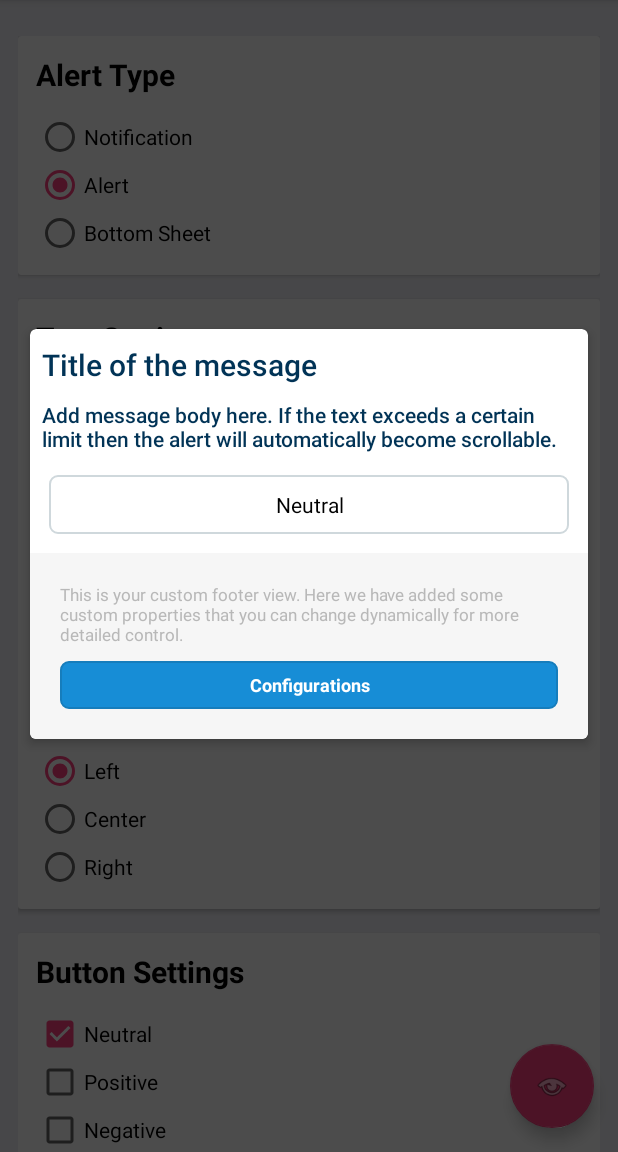
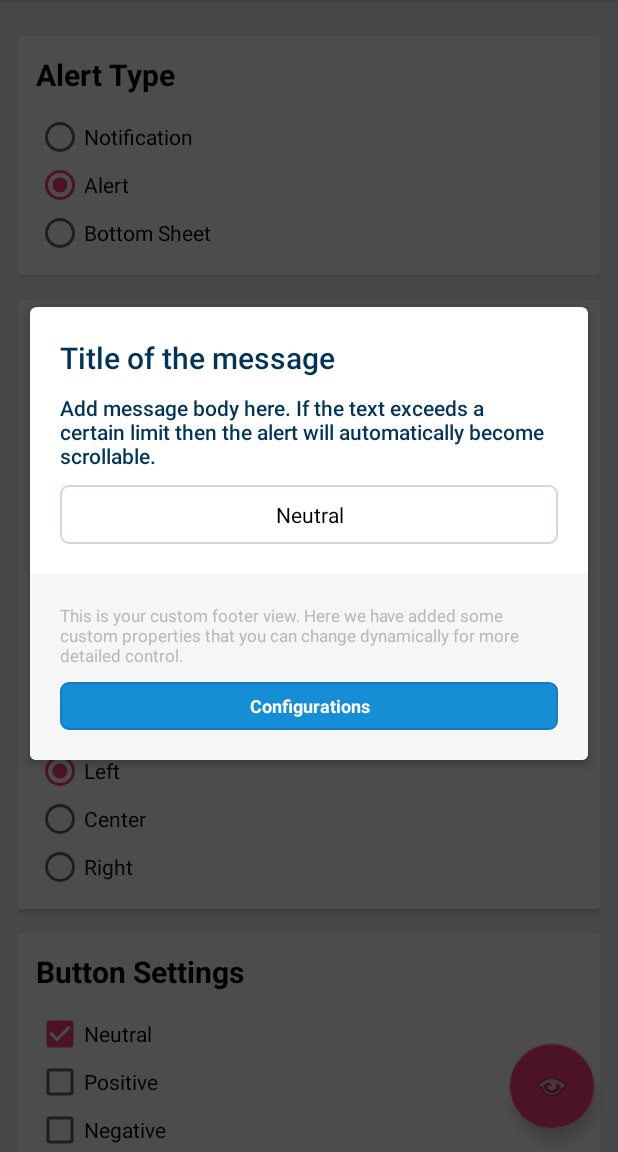
Before and after one commit to Codigami/CFAlertDialog, an Android app: the screen it shows after launch (StartActivity), after a tap on an icon or button, on a phone screen of 412 x 824 dp, the part 84-1236 px from its top. Run offline under Robolectric (Android 15) with nearby library versions, the phone set to English and light mode, and no system bars; our stand-ins replace ButterKnife.

Commit message:
UI tweaks for the Alert view content to match the iOS version.

```diff
--- a/cfalertdialog/src/main/java/com/crowdfire/cfalertdialog/CFAlertDialog.java
+++ b/cfalertdialog/src/main/java/com/crowdfire/cfalertdialog/CFAlertDialog.java
@@ -367,7 +367,6 @@ public class CFAlertDialog extends AppCompatDialog {
         } else {
             cfDialogHeaderLinearLayout.setVisibility(View.GONE);
         }
-        fixDialogPadding();
     }
 
     public void setHeaderView(@LayoutRes int headerResId) {
@@ -430,28 +429,12 @@ public class CFAlertDialog extends AppCompatDialog {
         } else {
             cfDialogFooterLinearLayout.setVisibility(View.GONE);
         }
-        fixDialogPadding();
     }
 
     public void setFooterView(@LayoutRes int footerResId) {
         LayoutInflater layoutInflater = (LayoutInflater) getContext().getSystemService(Context.LAYOUT_INFLATER_SERVICE);
         View view = layoutInflater.inflate(footerResId, null);
         setFooterView(view);
-    }
-
-    private void fixDialogPadding() {
-        int topPadding, bottomPadding;
-        if (cfDialogFooterLinearLayout.getChildCount() == 0) {
-            bottomPadding = (int) getContext().getResources().getDimension(R.dimen.cfdialog_footer_top_margin_half);
-        } else {
-            bottomPadding = 0;
-        }
-        if (cfDialogHeaderLinearLayout.getChildCount() == 0) {
-            topPadding = (int) getContext().getResources().getDimension(R.dimen.cfdialog_header_bottom_margin_half);
-        } else {
-            topPadding = 0;
-        }
-        dialogCardView.setContentPadding(0, topPadding, 0, bottomPadding);
     }
 
     private void setViewEnabled(ViewGroup layout, boolean enabled) {
@@ -470,6 +453,7 @@ public class CFAlertDialog extends AppCompatDialog {
         buttonContainerLinearLayout.removeAllViews();
         if (buttons.size() > 0) {
             for (int i = 0; i < buttons.size(); i++) {
+
                 View buttonView = createButton(context, buttons.get(i));
                 buttonContainerLinearLayout.addView(buttonView);
             }
@@ -515,9 +499,6 @@ public class CFAlertDialog extends AppCompatDialog {
                 buttonParams.gravity = Gravity.END;
                 break;
         }
-        int margin = ((int) buttonView.getResources().getDimension(R.dimen.cfdialog_internal_spacing_half));
-        buttonParams.setMargins(margin, margin, margin, margin);
-        buttonView.setLayoutParams(buttonParams);
 
         int padding = ((int) buttonView.getResources().getDimension(R.dimen.cfdialog_button_padding));
         buttonView.setPadding(padding, padding, padding, padding);
--- /dev/null
+++ b/cfalertdialog/src/main/res/drawable/cfdialog_buttons_spacing.xml
@@ -0,0 +1,5 @@
+<?xml version="1.0" encoding="utf-8"?>
+<shape xmlns:android="http://schemas.android.com/apk/res/android">
+
+    <size android:height="@dimen/cfdialog_internal_spacing" android:width="0dp" />
+</shape>
--- /dev/null
+++ b/cfalertdialog/src/main/res/drawable/cfdialog_content_spacing.xml
@@ -0,0 +1,5 @@
+<?xml version="1.0" encoding="utf-8"?>
+<shape xmlns:android="http://schemas.android.com/apk/res/android">
+
+    <size android:width="0dp" android:height="@dimen/cfdialog_internal_spacing" />
+</shape>
--- a/cfalertdialog/src/main/res/drawable/cfdialog_negative_button_background_drawable.xml
+++ b/cfalertdialog/src/main/res/drawable/cfdialog_negative_button_background_drawable.xml
@@ -3,7 +3,7 @@
     <item android:state_pressed="true">
         <shape android:shape="rectangle">
             <corners android:radius="5dp"/>
-            <stroke android:width="4dp" android:color="@android:color/transparent"/>
+            <stroke android:width="1dp" android:color="@android:color/transparent"/>
             <solid android:color="@color/cfdialog_negative_button_pressed_color"/>
         </shape>
     </item>
--- a/cfalertdialog/src/main/res/drawable/cfdialog_positive_button_background_drawable.xml
+++ b/cfalertdialog/src/main/res/drawable/cfdialog_positive_button_background_drawable.xml
@@ -3,7 +3,7 @@
     <item android:state_pressed="true">
         <shape android:shape="rectangle">
             <corners android:radius="5dp"/>
-            <stroke android:width="4dp" android:color="@android:color/transparent"/>
+            <stroke android:width="1dp" android:color="@android:color/transparent"/>
             <solid android:color="@color/cfdialog_positive_button_pressed_color"/>
         </shape>
     </item>
--- a/cfalertdialog/src/main/res/layout/cfalert_layout.xml
+++ b/cfalertdialog/src/main/res/layout/cfalert_layout.xml
@@ -18,9 +18,7 @@
         android:layout_margin="@dimen/cfdialog_outer_margin"
         android:clipChildren="true"
         app:cardCornerRadius="4dp"
-        app:cardElevation="4dp"
-        app:contentPaddingBottom="@dimen/cfdialog_footer_top_margin_half"
-        app:contentPaddingTop="@dimen/cfdialog_header_bottom_margin_half">
+        app:cardElevation="4dp">
 
         <ScrollView
             android:layout_width="match_parent"
@@ -41,11 +39,13 @@
                     android:animateLayoutChanges="true"
                     android:orientation="vertical" />
 
+                <!-- Alert Content -->
                 <LinearLayout android:layout_width="match_parent"
                     android:layout_height="wrap_content"
                     android:orientation="vertical"
-                    android:layout_marginLeft="@dimen/cfdialog_padding_half"
-                    android:layout_marginRight="@dimen/cfdialog_padding_half" >
+                    android:layout_margin="@dimen/cfdialog_padding"
+                    android:showDividers="middle"
+                    android:divider="@drawable/cfdialog_content_spacing">
 
                     <!--Title and icon-->
                     <LinearLayout
@@ -62,12 +62,13 @@
 
                             <ImageView
                                 android:id="@+id/cfdialog_icon_imageview"
-                                style="@style/CFDialog.IconImage" />
+                                style="@style/CFDialog.IconImage"
+                                android:visibility="gone"/>
 
                             <TextView
                                 android:id="@+id/tv_dialog_title"
                                 style="@style/CFDialog.Title"
-                                tools:text="This is your title" />
+                                tools:text="This is your title"/>
                         </LinearLayout>
 
                     </LinearLayout>
@@ -82,8 +83,7 @@
                     <!--Selection items-->
                     <LinearLayout
                         android:id="@+id/alert_selection_items_container"
-                        android:layout_width="match_parent"
-                        android:layout_height="wrap_content"
+                        style="@style/CFDialog.SelectionContainer"
                         android:animateLayoutChanges="true"
                         android:orientation="vertical"
                         android:visibility="gone"
@@ -100,12 +100,12 @@
                     <!--buttons-->
                     <LinearLayout
                         android:id="@+id/alert_buttons_container"
-                        android:layout_width="match_parent"
-                        android:layout_height="wrap_content"
-                        android:layout_marginBottom="@dimen/cfdialog_padding_half"
+                        style="@style/CFDialog.ButtonsContainer"
                         android:animateLayoutChanges="true"
                         android:orientation="vertical"
                         android:visibility="gone"
+                        android:showDividers="middle"
+                        android:divider="@drawable/cfdialog_buttons_spacing"
                         tools:visibility="visible">
 
                     </LinearLayout>
--- a/cfalertdialog/src/main/res/values/dimen.xml
+++ b/cfalertdialog/src/main/res/values/dimen.xml
@@ -6,8 +6,8 @@
     <dimen name="cfdialog_outer_margin">20dp</dimen>
     <dimen name="cfdialog_internal_spacing">10dp</dimen>
     <dimen name="cfdialog_internal_spacing_half">5dp</dimen>
-    <dimen name="cfdialog_padding">16dp</dimen>
-    <dimen name="cfdialog_padding_half">8dp</dimen>
+    <dimen name="cfdialog_padding">20dp</dimen>
+    <dimen name="cfdialog_padding_half">10dp</dimen>
     <dimen name="cfdialog_header_bottom_margin_half">10dp</dimen>
     <dimen name="cfdialog_footer_top_margin_half">10dp</dimen>
 
--- a/cfalertdialog/src/main/res/values/styles.xml
+++ b/cfalertdialog/src/main/res/values/styles.xml
@@ -30,8 +30,21 @@
         <item name="android:layout_width">match_parent</item>
         <item name="android:layout_height">wrap_content</item>
         <item name="android:gravity">left</item>
-        <item name="android:layout_marginTop">@dimen/cfdialog_internal_spacing</item>
-        <item name="android:layout_marginBottom">@dimen/cfdialog_internal_spacing</item>
+    </style>
+
+    <style name="CFDialog.SelectionContainer">
+        <item name="android:layout_width">match_parent</item>
+        <item name="android:layout_height">wrap_content</item>
+    </style>
+
+    <style name="CFDialog.ButtonsContainer">
+        <item name="android:layout_width">match_parent</item>
+        <item name="android:layout_height">wrap_content</item>
+    </style>
+
+    <style name="CFDialog.ButtonsSpacing">
+        <item name="android:layout_width">match_parent</item>
+        <item name="android:layout_height">@dimen/cfdialog_internal_spacing</item>
     </style>
 
     <style name="CFDialog.ContentImageView">
```
